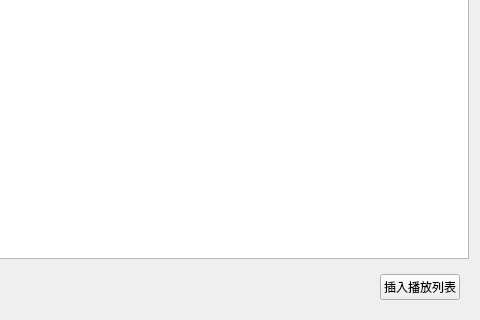
Old version of the form src/searchresultwidget.ui in the repository Remaker01/TinyPlayer; both pictures show x 270 to 750 and y 130 to 450 of the 750 by 450 pixel window.
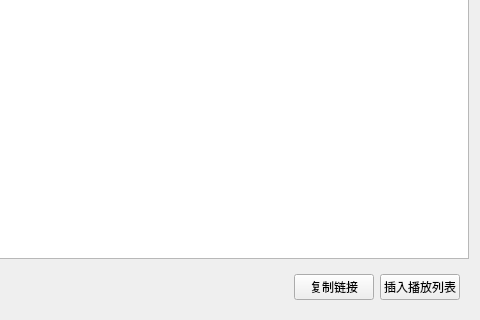
New version of the form.

Commit message: 搜索改用urllib3，支持复制链接

The edit to the form file:
```diff
--- a/src/searchresultwidget.ui
+++ b/src/searchresultwidget.ui
@@ -66,6 +66,13 @@
         </property>
        </spacer>
       </item>
+      <item>
+       <widget class="QPushButton" name="copyButton">
+        <property name="text">
+         <string>复制链接</string>
+        </property>
+       </widget>
+      </item>
       <item>
        <widget class="QPushButton" name="insertButton">
         <property name="text">
```
The commit also changes 6 other files.
